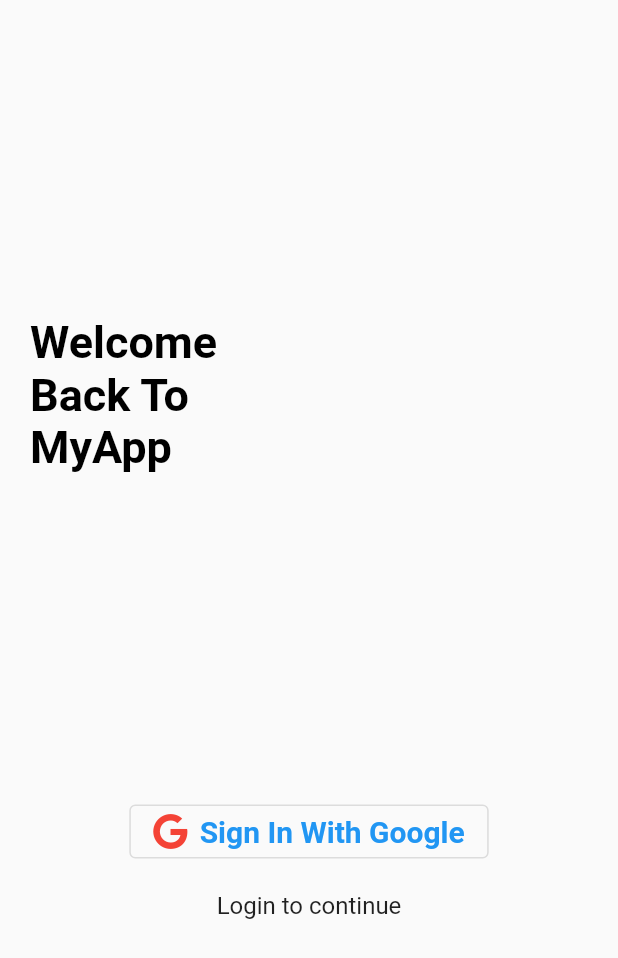
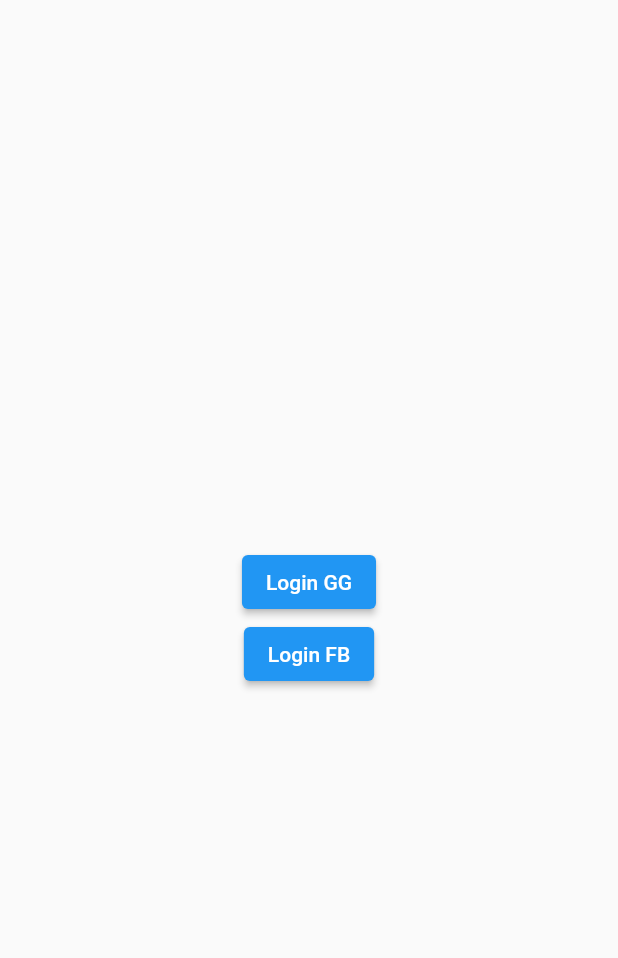
Before and after one commit to bienvu27/flutter_auth_social, a Flutter app: the screen it shows after launch, on a phone screen of 412 x 824 dp. Shown: the top 958 px of the screen. Run offline on Flutter 3.47's test engine with Material 2 defaults, Android fonts, the phone set to English and light mode, and no system bars; our stand-ins replace firebase_auth, firebase_core, font_awesome_flutter, google_sign_in; missing offline and left inert: flutter_facebook_auth; accounts and stored records are empty.

Commit message:
login FB

```diff
--- a/lib/main.dart
+++ b/lib/main.dart
@@ -1,7 +1,9 @@
 import 'package:flutter/material.dart';
 import 'package:firebase_core/firebase_core.dart';
 
+import 'login_fb/login_fb.dart';
 import 'login_gg/page/home_page.dart';
+
 void main() async {
   WidgetsFlutterBinding.ensureInitialized();
   await Firebase.initializeApp();
@@ -20,7 +22,39 @@ class MyApp extends StatelessWidget {
       theme: ThemeData(
         primarySwatch: Colors.blue,
       ),
-      home: const HomePage(),
+      home: HomeScreen(),
     );
   }
 }
+
+class HomeScreen extends StatelessWidget {
+  const HomeScreen({
+    Key? key,
+  }) : super(key: key);
+
+  @override
+  Widget build(BuildContext context) {
+    return Scaffold(
+      body: Center(
+        child: Column(
+          mainAxisAlignment: MainAxisAlignment.center,
+          crossAxisAlignment: CrossAxisAlignment.center,
+          children: [
+            ElevatedButton(
+                onPressed: () {
+                  Navigator.push(context,
+                      MaterialPageRoute(builder: (context) => const HomePage()));
+                },
+                child: Text('Login GG')),
+            ElevatedButton(
+                onPressed: () {
+                  Navigator.push(context,
+                      MaterialPageRoute(builder: (context) => const LoginFB()));
+                },
+                child: Text('Login FB')),
+          ],
+        ),
+      ),
+    );
+  }
+}
--- a/pubspec.yaml
+++ b/pubspec.yaml
@@ -40,6 +40,7 @@ dependencies:
   font_awesome_flutter: ^10.2.1
   firebase_auth: ^4.1.3
   google_sign_in: ^5.4.2
+  flutter_facebook_auth: ^5.0.6
 
 dev_dependencies:
   flutter_test:
```
Also changed, not shown: lib/login_fb/login_fb.dart (added, +116 -0 lines), pubspec.lock, 4 other files.
